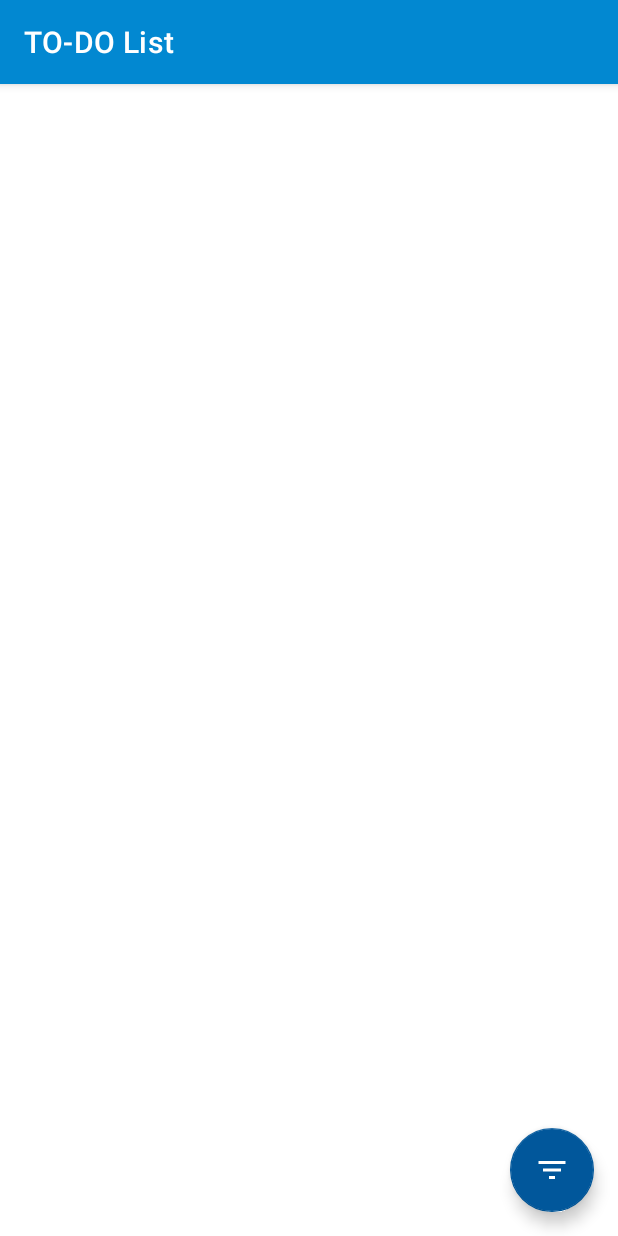
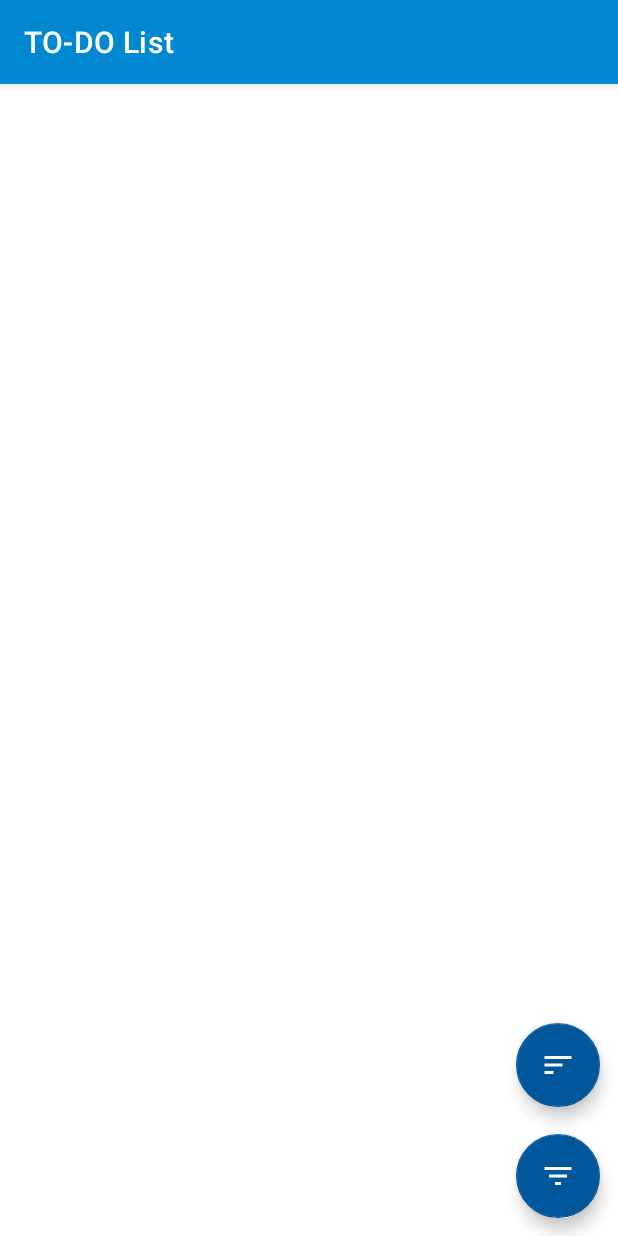
Before and after one commit to leventyayla/Android-TO-DO-List, an Android app: the fragment FragmentListItems shown on its own in the app's theme, on a phone screen of 412 x 824 dp. Run offline under Robolectric (Android 15) with nearby library versions, the phone set to English and light mode, and no system bars; libraries missing offline, so code that uses them is left out: com.github.florent37.singledateandtimepicker.

Commit message:
Sort completed

```diff
--- /dev/null
+++ b/app/src/main/res/drawable/ic_sort.xml
@@ -0,0 +1,9 @@
+<vector xmlns:android="http://schemas.android.com/apk/res/android"
+        android:width="24dp"
+        android:height="24dp"
+        android:viewportWidth="24.0"
+        android:viewportHeight="24.0">
+    <path
+        android:fillColor="#FF000000"
+        android:pathData="M3,18h6v-2L3,16v2zM3,6v2h18L21,6L3,6zM3,13h12v-2L3,11v2z"/>
+</vector>
--- a/app/src/main/res/layout/fragment_list_items.xml
+++ b/app/src/main/res/layout/fragment_list_items.xml
@@ -2,31 +2,39 @@
 <androidx.coordinatorlayout.widget.CoordinatorLayout
     xmlns:android="http://schemas.android.com/apk/res/android"
     xmlns:app="http://schemas.android.com/apk/res-auto"
-    xmlns:tools="http://schemas.android.com/tools"
     android:id="@+id/root"
     android:layout_width="match_parent"
     android:layout_height="match_parent">
 
-    <androidx.constraintlayout.widget.ConstraintLayout
+    <androidx.recyclerview.widget.RecyclerView
+        android:id="@+id/list_items"
         android:layout_width="match_parent"
-        android:layout_height="match_parent">
-
-        <androidx.recyclerview.widget.RecyclerView
-            android:id="@+id/list_items"
-            android:layout_width="match_parent"
-            android:layout_height="match_parent" />
-
-    </androidx.constraintlayout.widget.ConstraintLayout>
+        android:layout_height="match_parent" />
 
     <com.google.android.material.floatingactionbutton.FloatingActionButton
         android:id="@+id/filter"
         android:layout_width="wrap_content"
         android:layout_height="wrap_content"
-        android:layout_margin="16dp"
         android:layout_gravity="bottom|end"
         app:fabSize="normal"
         app:tint="@color/white"
+        android:layout_marginBottom="12dp"
+        android:layout_marginRight="12dp"
+        android:layout_marginEnd="12dp"
         app:backgroundTint="@color/colorPrimaryDark"
         app:srcCompat="@drawable/ic_filter_list" />
 
+    <com.google.android.material.floatingactionbutton.FloatingActionButton
+        android:id="@+id/sort"
+        android:layout_width="wrap_content"
+        android:layout_height="wrap_content"
+        android:layout_gravity="top|end"
+        app:srcCompat="@drawable/ic_sort"
+        app:backgroundTint="@color/colorPrimaryDark"
+        app:fabSize="normal"
+        app:tint="@color/white"
+        app:useCompatPadding="true"
+        app:layout_anchor="@id/filter"
+        app:layout_anchorGravity="top" />
+
 </androidx.coordinatorlayout.widget.CoordinatorLayout>
```
Also changed, not shown: app/src/main/java/tr/com/leventyayla/to_dolist/adapters/ItemAdapter.java (+22 -0 lines), app/src/main/java/tr/com/leventyayla/to_dolist/fragments/FragmentListItems.java (+49 -29 lines), app/src/main/res/layout/dialog_filter.xml (+4 -6 lines), app/src/main/res/layout/dialog_sort.xml (added, +67 -0 lines), app/src/main/res/values/strings.xml (+7 -0 lines).
